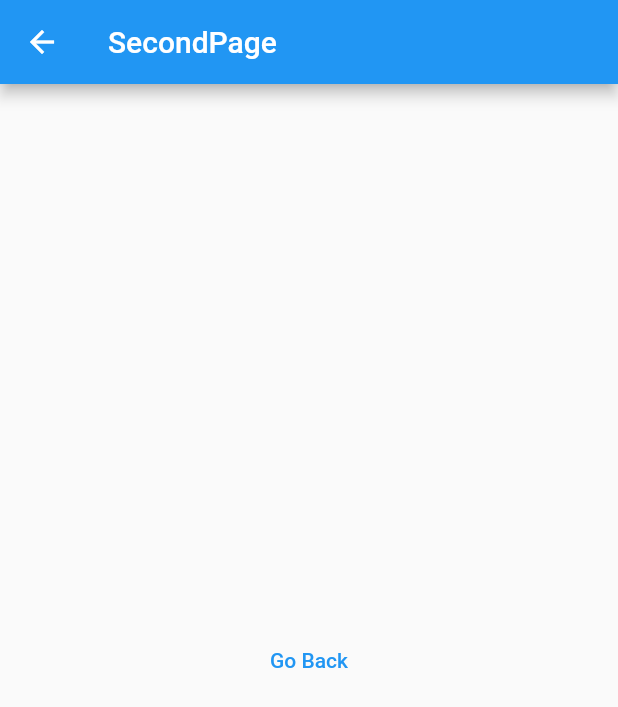
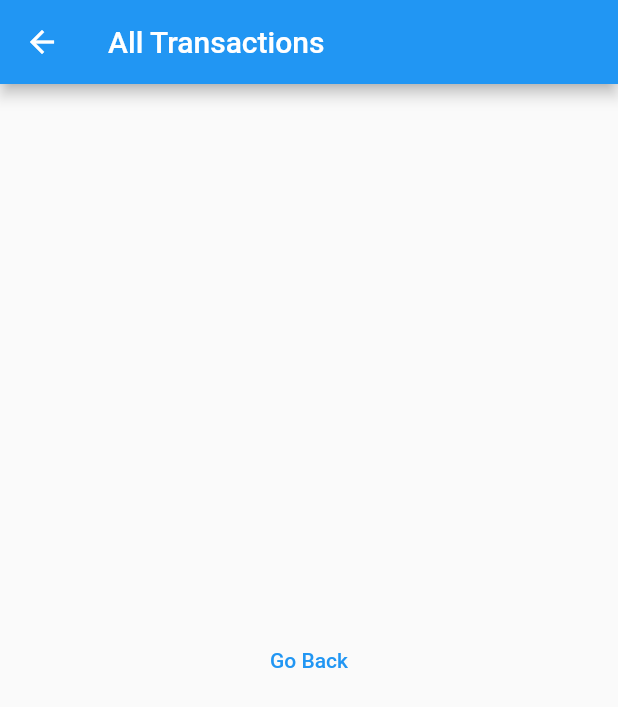
Before and after one commit to Lamb-Stack/PiFi, a Flutter app: the screen it shows after launch, after a tap on the "add" icon, on a phone screen of 412 x 824 dp. Shown: the top 707 px of the screen. Run offline on Flutter 3.47's test engine with Material 2 defaults, Android fonts, the light colour scheme and no system bars.

Commit message:
Fixed allTransactions

```diff
--- a/lib/addTransaction.dart
+++ b/lib/addTransaction.dart
@@ -1,13 +1,13 @@
 import 'package:flutter/material.dart';
 
-class SecondPage extends StatelessWidget {
-  const SecondPage({Key? key, required this.title}) : super(key: key);
+class AddTransactions extends StatelessWidget {
+  const AddTransactions({Key? key, required this.title}) : super(key: key);
   final String title;
   @override
   Widget build(BuildContext context) {
     return Scaffold(
       appBar: AppBar(
-        title: Text(title),
+        title: Text("All Transactions"),
       ),
       body: Center(
         child: TextButton(
--- a/lib/main.dart
+++ b/lib/main.dart
@@ -1,4 +1,5 @@
 import 'package:flutter/material.dart';
+import 'package:pi_fi/AllTransactions.dart';
 import 'addTransaction.dart';
 
 void main() {
@@ -33,33 +34,19 @@ class FirstPage extends StatelessWidget {
       body: Center(
         // Center is a layout widget. It takes a single child and positions it
         // in the middle of the parent.
-        child: Column(
-          // Column is also a layout widget. It takes a list of children and
-          // arranges them vertically. By default, it sizes itself to fit its
-          // children horizontally, and tries to be as tall as its parent.
-          //
-          // Invoke "debug painting" (press "p" in the console, choose the
-          // "Toggle Debug Paint" action from the Flutter Inspector in Android
-          // Studio, or the "Toggle Debug Paint" command in Visual Studio Code)
-          // to see the wireframe for each widget.
-          //
-          // Column has various properties to control how it sizes itself and
-          // how it positions its children. Here we use mainAxisAlignment to
-          // center the children vertically; the main axis here is the vertical
-          // axis because Columns are vertical (the cross axis would be
-          // horizontal).
-          mainAxisAlignment: MainAxisAlignment.center,
-          children: const <Widget>[
-            Text(
-              'Stuff Goes Here',
-            ),
-          ],
+        child: TextButton(
+          onPressed: () {
+            Navigator.push(context, MaterialPageRoute(builder: (context) {
+              return const AllTransactions(title: 'All Transactions');
+            }));
+          },
+          child: const Text('Transactions'),
         ),
       ),
       floatingActionButton: FloatingActionButton(
         onPressed: () {
           Navigator.push(context, MaterialPageRoute(builder: (context) {
-            return const SecondPage(title: 'SecondPage');
+            return const AddTransactions(title: 'Add Transaction');
           }));
         },
         tooltip: 'Increment',
```
Also changed, not shown: lib/AllTransactions.dart (+16 -19 lines).
